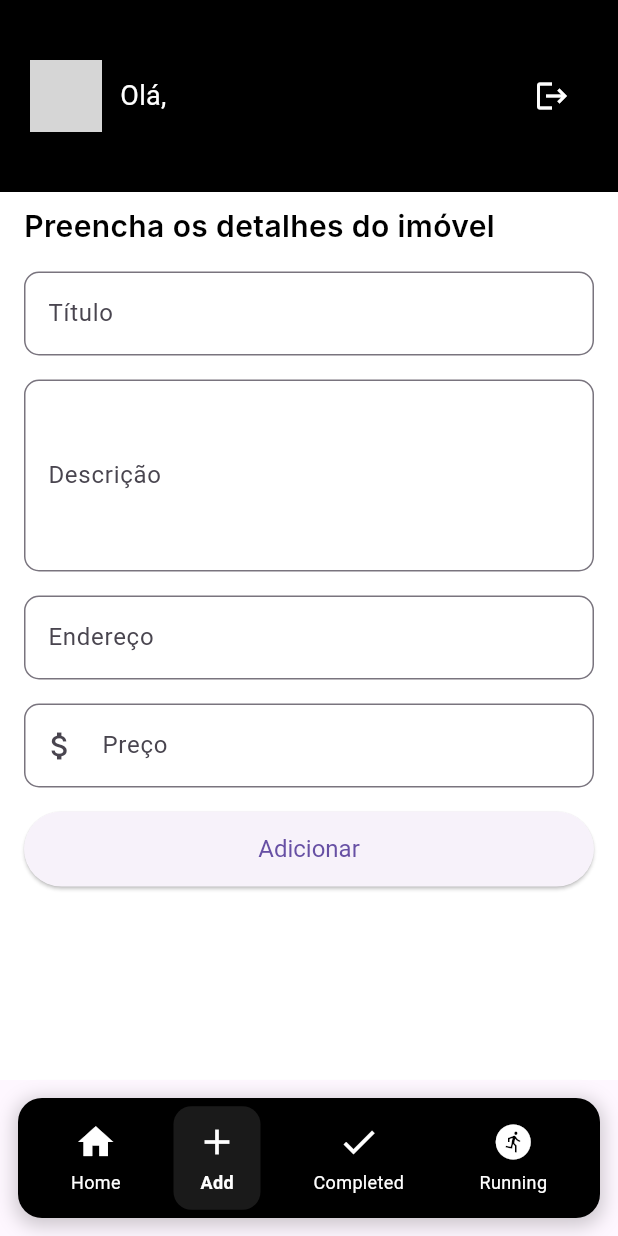
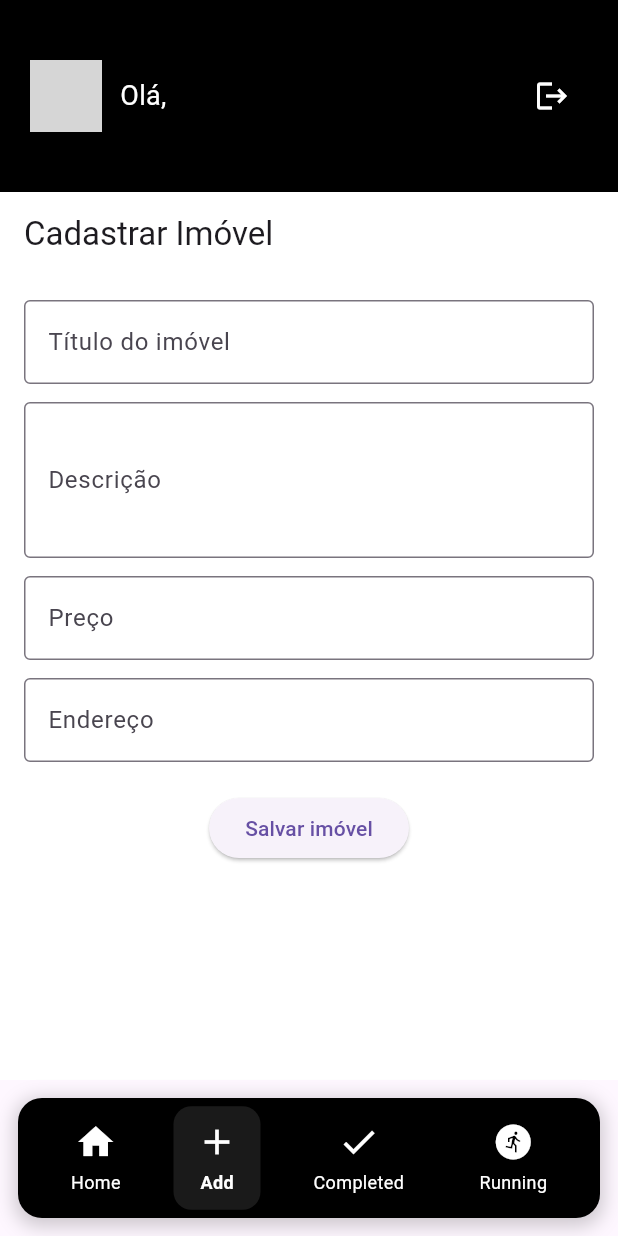
Before and after one commit to femoutela/picplace-cliente, a Flutter app: the HomeScreen screen opened directly, item 2 of the bottom bar chosen, on a phone screen of 412 x 824 dp. Run offline on Flutter 3.47's test engine with Material 3 defaults, Android fonts, the phone set to English and light mode, and no system bars; our stand-ins replace cloud_firestore, firebase_auth, firebase_core; accounts and stored records are empty; network calls fail; Roboto replaces fonts that are missing (Inter); grey boxes are pictures that could not be loaded.

Commit message:
atualizações

```diff
--- a/lib/home/home_screen.dart
+++ b/lib/home/home_screen.dart
@@ -10,6 +10,8 @@ import '../widgets/header_widget.dart';
 import '../login/login_page.dart';
 
 class HomeScreen extends StatefulWidget {
+  const HomeScreen({super.key});
+
   @override
   _HomeScreenState createState() => _HomeScreenState();
 }
--- a/lib/login/login_page.dart
+++ b/lib/login/login_page.dart
@@ -4,7 +4,7 @@ import '../home/home_screen.dart';
 import 'register_page.dart';
 
 class LoginPage extends StatefulWidget {
-  const LoginPage({Key? key}) : super(key: key);
+  const LoginPage({super.key});
 
   @override
   State<LoginPage> createState() => _LoginPageState();
--- a/lib/screens/add_screen.dart
+++ b/lib/screens/add_screen.dart
@@ -1,79 +1,194 @@
+import 'dart:convert';
 import 'package:flutter/material.dart';
+import 'package:http/http.dart' as http;
+import 'package:cloud_firestore/cloud_firestore.dart';
+import 'package:firebase_auth/firebase_auth.dart';
 
-class AddScreen extends StatelessWidget {
-  const AddScreen({super.key});
+class AddScreen extends StatefulWidget {
+  @override
+  _AddScreenState createState() => _AddScreenState();
+}
+
+class _AddScreenState extends State<AddScreen> {
+  final _formKey = GlobalKey<FormState>();
+
+  final _titleController = TextEditingController();
+  final _descriptionController = TextEditingController();
+  final _priceController = TextEditingController();
+  final _addressController = TextEditingController();
+
+  List<dynamic> _addressResults = [];
+  bool _isSaving = false;
+
+  Future<void> _searchAddress(String query) async {
+    if (query.isEmpty) {
+      setState(() => _addressResults = []);
+      return;
+    }
+
+    final url = Uri.parse(
+      'https://nominatim.openstreetmap.org/search?q=$query&format=json&addressdetails=1',
+    );
+
+    final response = await http.get(url, headers: {'User-Agent': 'FlutterApp'});
+
+    if (response.statusCode == 200) {
+      setState(() => _addressResults = json.decode(response.body));
+    } else {
+      setState(() => _addressResults = []);
+    }
+  }
+
+  Future<void> _onSave() async {
+    if (_formKey.currentState?.validate() != true) return;
+
+    final user = FirebaseAuth.instance.currentUser;
+    if (user == null) {
+      ScaffoldMessenger.of(context).showSnackBar(
+        SnackBar(content: Text('Usuário não está logado!')),
+      );
+      return;
+    }
+
+    final uid = user.uid;
+    final title = _titleController.text.trim();
+    final description = _descriptionController.text.trim();
+    final priceText = _priceController.text.trim().replaceAll(',', '.');
+    final price = double.tryParse(priceText) ?? 0;
+    final address = _addressController.text.trim();
+
+    if (address.isEmpty) {
+      ScaffoldMessenger.of(context).showSnackBar(
+        SnackBar(content: Text('Por favor, escolha um endereço válido')),
+      );
+      return;
+    }
+
+    setState(() => _isSaving = true);
+
+    try {
+      await FirebaseFirestore.instance.collection('imoveis').add({
+        'uid': uid,
+        'titulo': title,
+        'descricao': description,
+        'preco': price,
+        'endereco': address,
+        'createdAt': FieldValue.serverTimestamp(),
+      });
+
+      ScaffoldMessenger.of(context).showSnackBar(
+        SnackBar(content: Text('Imóvel salvo com sucesso!')),
+      );
+
+      _formKey.currentState?.reset();
+      setState(() => _addressResults = []);
+    } catch (e) {
+      ScaffoldMessenger.of(context).showSnackBar(
+        SnackBar(content: Text('Erro ao salvar imóvel: $e')),
+      );
+    } finally {
+      setState(() => _isSaving = false);
+    }
+  }
+
+  @override
+  void dispose() {
+    _titleController.dispose();
+    _descriptionController.dispose();
+    _priceController.dispose();
+    _addressController.dispose();
+    super.dispose();
+  }
 
   @override
   Widget build(BuildContext context) {
     return Scaffold(
       backgroundColor: Colors.white,
-      body: Padding(
-        padding: const EdgeInsets.symmetric(horizontal: 16.0, vertical: 8.0),
-        child: SingleChildScrollView(
+      appBar: AppBar(title: Text('Cadastrar Imóvel'),
+      backgroundColor: Colors.white,),
+      body: SingleChildScrollView(
+        padding: EdgeInsets.all(16),
+        child: Form(
+          key: _formKey,
           child: Column(
-            crossAxisAlignment: CrossAxisAlignment.start,
             children: [
-              const Text(
-                'Preencha os detalhes do imóvel',
-                style: TextStyle(
-                  color: Colors.black,
-                  fontSize: 20,
-                  fontFamily: 'Inter',
-                  fontWeight: FontWeight.w600,
+              TextFormField(
+                controller: _titleController,
+                decoration: InputDecoration(
+                  labelText: 'Título do imóvel',
+                  border: OutlineInputBorder(),
                 ),
+                validator: (v) =>
+                    v == null || v.trim().isEmpty ? 'Campo obrigatório' : null,
               ),
-              const SizedBox(height: 16.0),
+              SizedBox(height: 12),
               TextFormField(
+                controller: _descriptionController,
                 decoration: InputDecoration(
-                  labelText: 'Título',
-                  border: OutlineInputBorder(
-                    borderRadius: BorderRadius.circular(10.0),
+                  labelText: 'Descrição',
+                  border: OutlineInputBorder(),
+                ),
+                maxLines: 3,
+                validator: (v) =>
+                    v == null || v.trim().isEmpty ? 'Campo obrigatório' : null,
+              ),
+              SizedBox(height: 12),
+              TextFormField(
+                controller: _priceController,
+                keyboardType: TextInputType.numberWithOptions(decimal: true),
+                decoration: InputDecoration(
+                  labelText: 'Preço',
+                  border: OutlineInputBorder(),
+                ),
+                validator: (v) {
+                  if (v == null || v.trim().isEmpty) return 'Campo obrigatório';
+                  final value = double.tryParse(v.replaceAll(',', '.'));
+                  if (value == null || value <= 0) return 'Preço inválido';
+                  return null;
+                },
+              ),
+              SizedBox(height: 12),
+              TextFormField(
+                controller: _addressController,
+                decoration: InputDecoration(
+                  labelText: 'Endereço',
+                  border: OutlineInputBorder(),
+                ),
+                onChanged: _searchAddress,
+                validator: (v) =>
+                    v == null || v.trim().isEmpty ? 'Campo obrigatório' : null,
+              ),
+              if (_addressResults.isNotEmpty) ...[
+                SizedBox(height: 8),
+                Container(
+                  height: 150,
+                  decoration: BoxDecoration(
+                    border: Border.all(color: Colors.grey.shade300),
+                    borderRadius: BorderRadius.circular(5),
+                  ),
+                  child: ListView.builder(
+                    itemCount: _addressResults.length,
+                    itemBuilder: (_, i) {
+                      final item = _addressResults[i];
+                      return ListTile(
+                        title: Text(item['display_name']),
+                        onTap: () {
+                          _addressController.text = item['display_name'];
+                          setState(() => _addressResults = []);
+                          FocusScope.of(context).unfocus();
+                        },
+                      );
+                    },
                   ),
                 ),
-              ),
-              const SizedBox(height: 16.0),
-              TextFormField(
-                decoration: InputDecoration(
-                  labelText: 'Descrição',
-                  border: OutlineInputBorder(
-                    borderRadius: BorderRadius.circular(10.0),
-                  ),
-                ),
-                maxLines: 4,
-              ),
-              const SizedBox(height: 16.0),
-              TextFormField(
-                decoration: InputDecoration(
-                  labelText: 'Endereço',
-                  border: OutlineInputBorder(
-                    borderRadius: BorderRadius.circular(10.0),
-                  ),
-                ),
-              ),
-              const SizedBox(height: 16.0),
-              TextFormField(
-                decoration: InputDecoration(
-                  labelText: 'Preço',
-                  border: OutlineInputBorder(
-                    borderRadius: BorderRadius.circular(10.0),
-                  ),
-                  prefixIcon: const Icon(Icons.attach_money),
-                ),
-                keyboardType: TextInputType.number,
-              ),
-              const SizedBox(height: 16.0),
-              ElevatedButton(
-                onPressed: () {
-                  ScaffoldMessenger.of(context).showSnackBar(
-                    const SnackBar(content: Text('Imóvel adicionado!')),
-                  );
-                },
-                style: ElevatedButton.styleFrom(
-                  minimumSize: const Size(double.infinity, 50),
-                  textStyle: const TextStyle(fontSize: 16),
-                ),
-                child: const Text('Adicionar'),
-              ),
+              ],
+              SizedBox(height: 20),
+              _isSaving
+                  ? CircularProgressIndicator()
+                  : ElevatedButton(
+                      onPressed: _onSave,
+                      child: Text('Salvar imóvel'),
+                    ),
             ],
           ),
         ),
--- a/lib/screens/completed_screen.dart
+++ b/lib/screens/completed_screen.dart
@@ -1,6 +1,8 @@
 import 'package:flutter/material.dart';
 
 class CompletedScreen extends StatelessWidget {
+  const CompletedScreen({super.key});
+
   @override
   Widget build(BuildContext context) {
     return Scaffold(
--- a/lib/screens/dashboard_screen.dart
+++ b/lib/screens/dashboard_screen.dart
@@ -1,6 +1,8 @@
 import 'package:flutter/material.dart';
 
 class Dashboard extends StatelessWidget {
+  const Dashboard({super.key});
+
   @override
   Widget build(BuildContext context) {
     return Scaffold(
--- a/lib/screens/running_screen.dart
+++ b/lib/screens/running_screen.dart
@@ -1,6 +1,8 @@
 import 'package:flutter/material.dart';
 
 class RunningScreen extends StatelessWidget {
+  const RunningScreen({super.key});
+
   @override
   Widget build(BuildContext context) {
     return Scaffold(
```
Also changed, not shown: pubspec.yaml (+8 -0 lines), lib/login/register_page.dart (line endings or trailing spaces), lib/main.dart (line endings or trailing spaces), lib/splash/splash_screen.dart (line endings or trailing spaces), pubspec.lock, 1 other file.
